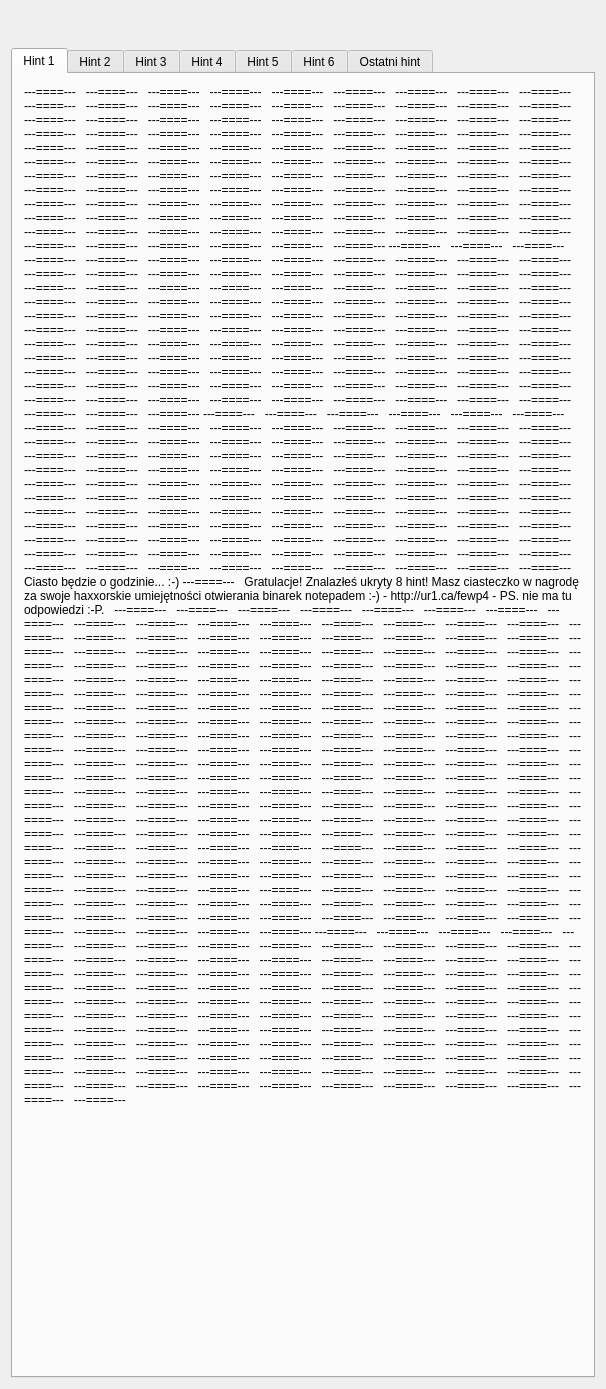
Old version of the form ur2013-client/ur2013gui.ui in the repository CyberKiller40/ur2013.
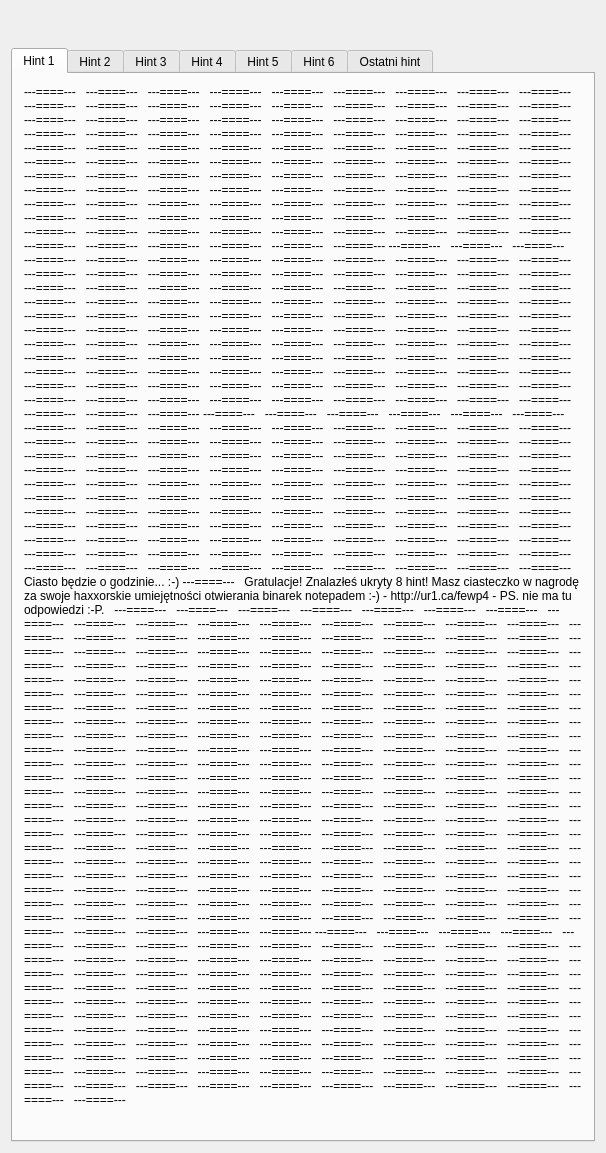
New version of the form.

Diff of the .ui file:
```diff
--- a/ur2013-client/ur2013gui.ui
+++ b/ur2013-client/ur2013gui.ui
@@ -7,7 +7,7 @@
     <x>0</x>
     <y>0</y>
     <width>495</width>
-    <height>1641</height>
+    <height>1863</height>
    </rect>
   </property>
   <property name="sizePolicy">
@@ -43,6 +43,12 @@
    </item>
    <item>
     <widget class="QTabWidget" name="hints">
+     <property name="minimumSize">
+      <size>
+       <width>280</width>
+       <height>280</height>
+      </size>
+     </property>
      <property name="contextMenuPolicy">
       <enum>Qt::NoContextMenu</enum>
      </property>
@@ -71,8 +77,8 @@
         <widget class="QLabel" name="label">
          <property name="minimumSize">
           <size>
-           <width>250</width>
-           <height>250</height>
+           <width>0</width>
+           <height>0</height>
           </size>
          </property>
          <property name="baseSize">
```
